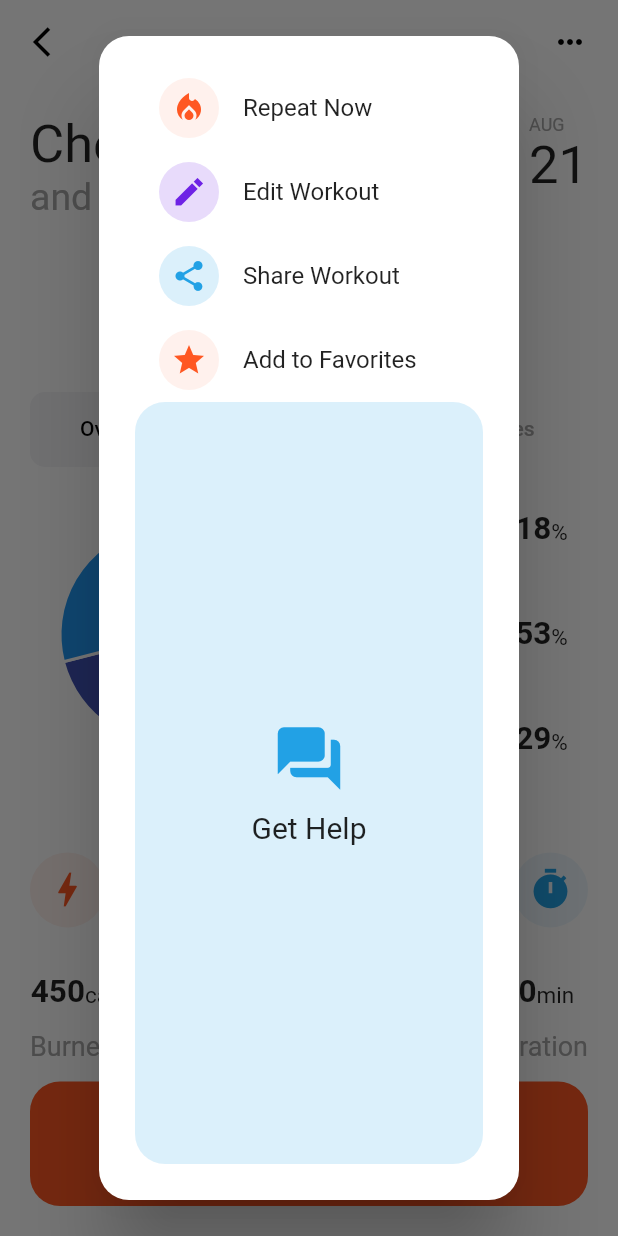
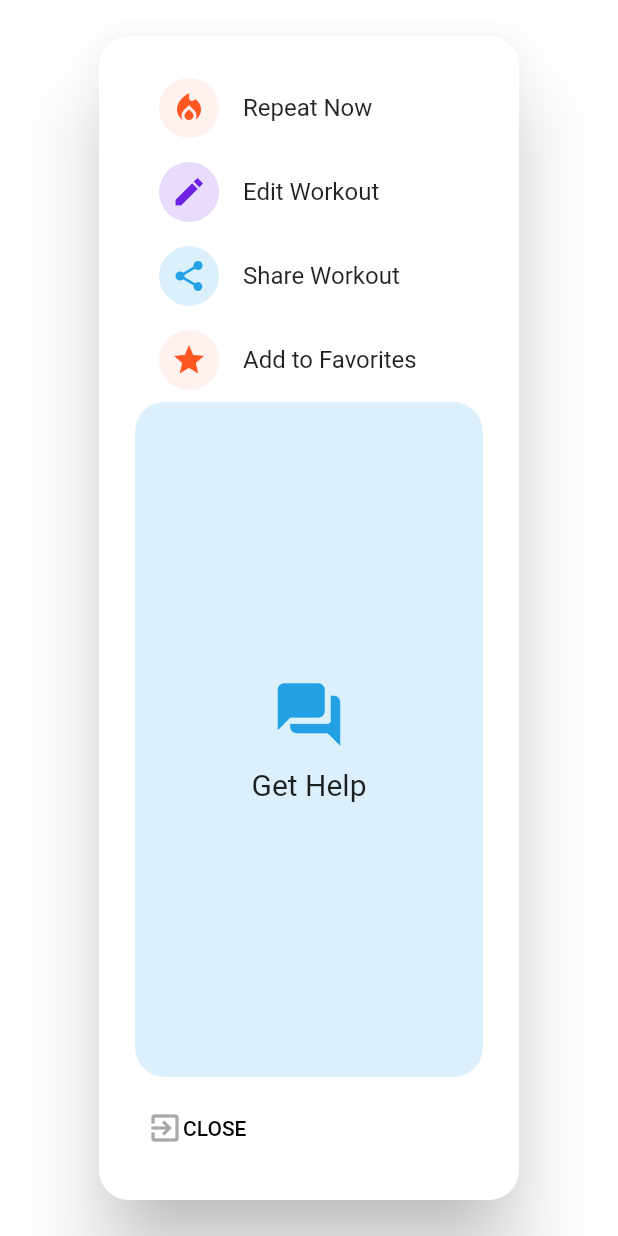
Before and after one commit to gabrielnotong/flutter-training, a Flutter app: the screen it shows after launch, after a tap on the "keyboard control" icon, on a phone screen of 412 x 824 dp. Run offline on Flutter 3.47's test engine with Material 2 defaults, Android fonts, the phone set to English and light mode, and no system bars; our stand-ins replace bubble_tab_indicator, charts_flutter.

```diff
--- /dev/null
+++ b/lib/components/workout_item.dart
@@ -0,0 +1,29 @@
+import 'package:flutter/material.dart';
+
+class WorkoutItem extends StatelessWidget {
+  final String label;
+  final int bgIconColor;
+  final int iconColor;
+  final IconData iconData;
+
+  WorkoutItem({
+    this.label,
+    this.iconData,
+    this.bgIconColor,
+    this.iconColor,
+  });
+
+  @override
+  Widget build(BuildContext context) {
+    return ListTile(
+      leading: CircleAvatar(
+        backgroundColor: Color(bgIconColor),
+        child: Icon(
+          iconData,
+          color: Color(iconColor),
+        ),
+      ),
+      title: Text(label),
+    );
+  }
+}
--- a/lib/constants.dart
+++ b/lib/constants.dart
@@ -2,5 +2,10 @@ import 'package:flutter/material.dart';
 
 const kBtnChestMenuActiveColor = Color(0xFFE2E1E1);
 const kTextChestMenuActiveColor = Color(0xFF000000);
+const kTextDefaultStyle = TextStyle(
+  fontWeight: FontWeight.w500,
+  color: Color(0xFF000000),
+);
 const kBtnChestMenuInActiveColor = Color(0xFFFFFFFF);
 const kTextChestMenuInActiveColor = Color(0xFFA8A7A7);
+const kCloseIconColor = Color(0xFFA8A7A7);
--- /dev/null
+++ b/lib/routing/animated_route.dart
@@ -0,0 +1,26 @@
+import 'package:flutter/material.dart';
+
+class AnimatedRoute {
+  Widget page;
+
+  AnimatedRoute({this.page});
+
+  Route create() {
+    return PageRouteBuilder(
+      pageBuilder: (context, animation, secondaryAnimation) => page,
+      transitionsBuilder: (context, animation, secondaryAnimation, child) {
+        var begin = Offset(0.0, 1.0);
+        var end = Offset.zero;
+        var curve = Curves.ease;
+
+        var tween =
+            Tween(begin: begin, end: end).chain(CurveTween(curve: curve));
+
+        return SlideTransition(
+          position: animation.drive(tween),
+          child: child,
+        );
+      },
+    );
+  }
+}
--- a/lib/screens/chest_screen.dart
+++ b/lib/screens/chest_screen.dart
@@ -3,6 +3,7 @@ import 'package:flutter/material.dart';
 import 'package:flutter/painting.dart';
 import 'package:training/components/app_bar_button.dart';
 import 'package:training/constants.dart';
+import 'package:training/routing/animated_route.dart';
 import 'package:training/screens/exercises_screen.dart';
 import 'package:training/screens/muscles_screen.dart';
 import 'package:training/screens/overview_screen.dart';
@@ -26,11 +27,8 @@ class ChestScreen extends StatelessWidget {
             icon: Icons.more_horiz,
             iconColor: Color(0xFF000000),
             onPress: () {
-              showDialog(
-                context: context,
-                builder: (BuildContext context) {
-                  return RightMenuScreen();
-                },
+              Navigator.of(context).push(
+                AnimatedRoute(page: RightMenuScreen()).create(),
               );
             },
           ),
--- a/lib/screens/right_menu_screen.dart
+++ b/lib/screens/right_menu_screen.dart
@@ -1,4 +1,6 @@
 import 'package:flutter/material.dart';
+import 'package:training/components/workout_item.dart';
+import 'package:training/constants.dart';
 
 class RightMenuScreen extends StatelessWidget {
   @override
@@ -9,45 +11,29 @@ class RightMenuScreen extends StatelessWidget {
       ),
       content: Column(
         children: [
-          ListTile(
-            leading: CircleAvatar(
-              backgroundColor: Color(0x15FF5722),
-              child: Icon(
-                Icons.local_fire_department,
-                color: Color(0xFFFF5722),
-              ),
-            ),
-            title: Text('Repeat Now'),
+          WorkoutItem(
+            label: 'Repeat Now',
+            iconData: Icons.local_fire_department,
+            bgIconColor: 0x15FF5722,
+            iconColor: 0xFFFF5722,
           ),
-          ListTile(
-            leading: CircleAvatar(
-              backgroundColor: Color(0x296E22E5),
-              child: Icon(
-                Icons.edit_sharp,
-                color: Color(0xFF6E22E5),
-              ),
-            ),
-            title: Text('Edit Workout'),
+          WorkoutItem(
+            label: 'Edit Workout',
+            iconData: Icons.edit_sharp,
+            bgIconColor: 0x296E22E5,
+            iconColor: 0xFF6E22E5,
           ),
-          ListTile(
-            leading: CircleAvatar(
-              backgroundColor: Color(0x2922A1E5),
-              child: Icon(
-                Icons.share,
-                color: Color(0xFF22A1E5),
-              ),
-            ),
-            title: Text('Share Workout'),
+          WorkoutItem(
+            label: 'Share Workout',
+            iconData: Icons.share,
+            bgIconColor: 0x2922A1E5,
+            iconColor: 0xFF22A1E5,
           ),
-          ListTile(
-            leading: CircleAvatar(
-              backgroundColor: Color(0x15FF5722),
-              child: Icon(
-                Icons.star_sharp,
-                color: Color(0xFFFF5722),
-              ),
-            ),
-            title: Text('Add to Favorites'),
+          WorkoutItem(
+            label: 'Add to Favorites',
+            iconData: Icons.star_sharp,
+            bgIconColor: 0x15FF5722,
+            iconColor: 0xFFFF5722,
           ),
           Expanded(
             flex: 2,
@@ -79,6 +65,26 @@ class RightMenuScreen extends StatelessWidget {
               ),
             ),
           ),
+          SizedBox(
+            height: 10.0,
+          ),
+          TextButton(
+            onPressed: () {
+              Navigator.pop(context);
+            },
+            child: Row(
+              children: [
+                Icon(
+                  Icons.exit_to_app,
+                  color: kCloseIconColor,
+                ),
+                Text(
+                  'CLOSE',
+                  style: kTextDefaultStyle,
+                ),
+              ],
+            ),
+          )
         ],
       ),
     );
```
